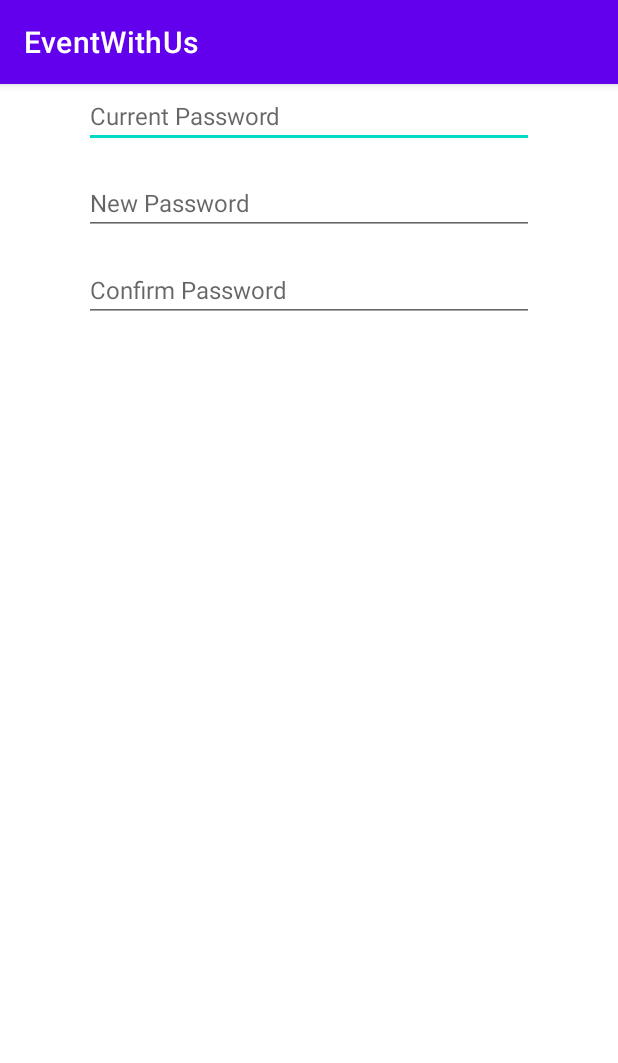
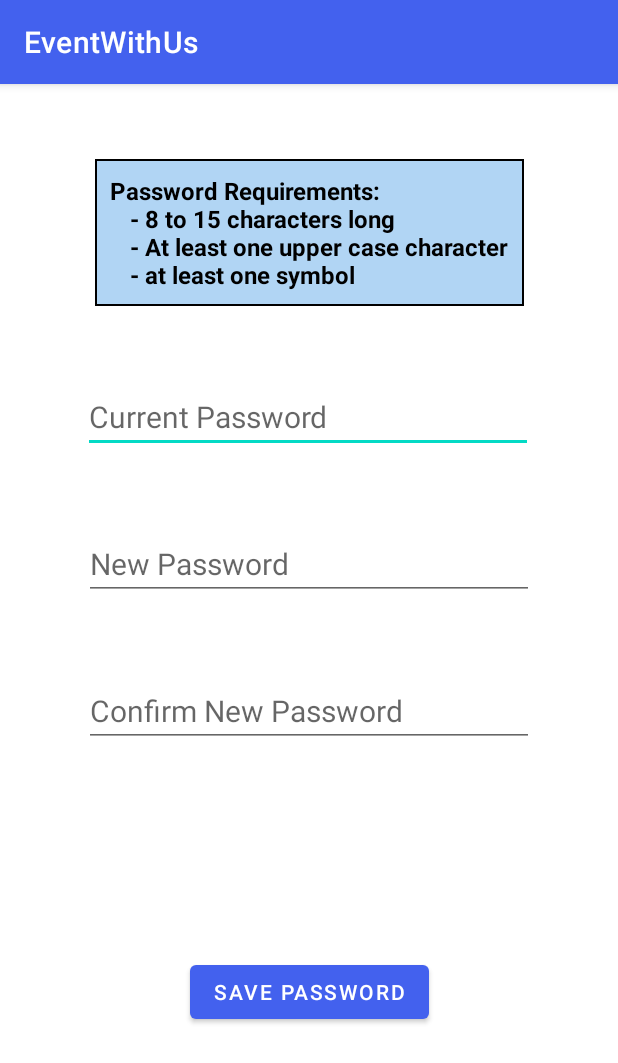
Before and after one commit to EventWithMe/EventWithMe, an Android app: the PasswordChangeActivity screen opened directly, with no data from a screen before it, on a phone screen of 412 x 824 dp. Shown: the top 1063 px of the screen. Run offline under Robolectric (Android 15) with nearby library versions, the phone set to English and light mode, and no system bars; network calls fail.

Commit message:
coded more of edit profile and password change

```diff
--- a/app/src/main/java/com/example/eventwithus/EventDetailActivity.java
+++ b/app/src/main/java/com/example/eventwithus/EventDetailActivity.java
@@ -26,6 +26,7 @@ import com.squareup.picasso.Picasso;
 
 import java.util.List;
 
+// TODO: 12/3/2021 on line 101 switch our rsvp for event id
 public class EventDetailActivity extends AppCompatActivity {
 
     public static final String TAG = "EventDetailActivity"; // tag for logging
--- /dev/null
+++ b/app/src/main/res/drawable/bg_password_info.xml
@@ -0,0 +1,5 @@
+<?xml version="1.0" encoding="utf-8"?>
+<shape xmlns:android="http://schemas.android.com/apk/res/android">
+    <solid android:color="#B1D5F4" />
+    <stroke android:width="1dip" android:color="@color/black"/>
+</shape>
--- a/app/src/main/res/layout/activity_password_change.xml
+++ b/app/src/main/res/layout/activity_password_change.xml
@@ -10,23 +10,24 @@
         android:id="@+id/etCurrentPassPE"
         android:layout_width="300dp"
         android:layout_height="wrap_content"
-        android:layout_marginTop="15dp"
+        android:layout_marginTop="50dp"
         android:ems="10"
         android:hint="Current Password"
         android:inputType="textPersonName"
-        android:textSize="16sp"
+        android:textSize="20sp"
         app:layout_constraintEnd_toEndOf="parent"
+        app:layout_constraintHorizontal_bias="0.495"
         app:layout_constraintStart_toStartOf="parent"
-        app:layout_constraintTop_toBottomOf="@+id/etEmailPE" />
+        app:layout_constraintTop_toBottomOf="@+id/tvPassInfo" />
 
     <EditText
         android:id="@+id/etPasswordPE"
         android:layout_width="300dp"
         android:layout_height="wrap_content"
-        android:layout_marginTop="15dp"
+        android:layout_marginTop="50dp"
         android:hint="New Password"
         android:inputType="textPassword"
-        android:textSize="16sp"
+        android:textSize="20sp"
         app:layout_constraintEnd_toEndOf="parent"
         app:layout_constraintStart_toStartOf="parent"
         app:layout_constraintTop_toBottomOf="@+id/etCurrentPassPE" />
@@ -35,12 +36,37 @@
         android:id="@+id/etConfirmPasswordPE"
         android:layout_width="300dp"
         android:layout_height="wrap_content"
-        android:layout_marginTop="15dp"
+        android:layout_marginTop="50dp"
         android:ems="10"
-        android:hint="Confirm Password"
+        android:hint="Confirm New Password"
         android:inputType="textPassword"
-        android:textSize="16sp"
+        android:textSize="20sp"
         app:layout_constraintEnd_toEndOf="parent"
         app:layout_constraintStart_toStartOf="parent"
         app:layout_constraintTop_toBottomOf="@+id/etPasswordPE" />
+
+    <TextView
+        android:id="@+id/tvPassInfo"
+        android:layout_width="wrap_content"
+        android:layout_height="wrap_content"
+        android:layout_marginTop="50dp"
+        android:background="@drawable/bg_password_info"
+        android:padding="10dp"
+        android:text="@string/password_info"
+        android:textColor="#000000"
+        android:textSize="16sp"
+        android:textStyle="bold"
+        app:layout_constraintEnd_toEndOf="parent"
+        app:layout_constraintStart_toStartOf="parent"
+        app:layout_constraintTop_toTopOf="parent" />
+
+    <Button
+        android:id="@+id/btnSavePassword"
+        android:layout_width="wrap_content"
+        android:layout_height="wrap_content"
+        android:text="Save Password"
+        app:layout_constraintBottom_toBottomOf="parent"
+        app:layout_constraintEnd_toEndOf="parent"
+        app:layout_constraintStart_toStartOf="parent"
+        app:layout_constraintTop_toBottomOf="@+id/etConfirmPasswordPE" />
 </androidx.constraintlayout.widget.ConstraintLayout>
--- a/app/src/main/res/layout/fragment_profile.xml
+++ b/app/src/main/res/layout/fragment_profile.xml
@@ -71,7 +71,7 @@
         app:layout_constraintTop_toBottomOf="@+id/tvEmailP" />
 
     <Button
-        android:id="@+id/button2"
+        android:id="@+id/btnEditPassword"
         android:layout_width="wrap_content"
         android:layout_height="wrap_content"
         android:layout_margin="20dp"
@@ -88,6 +88,6 @@
         android:text="Logout"
         app:layout_constraintEnd_toEndOf="parent"
         app:layout_constraintStart_toStartOf="parent"
-        app:layout_constraintTop_toBottomOf="@+id/button2" />
+        app:layout_constraintTop_toBottomOf="@+id/btnEditPassword" />
 
 </androidx.constraintlayout.widget.ConstraintLayout>
--- a/app/src/main/res/values/colors.xml
+++ b/app/src/main/res/values/colors.xml
@@ -1,8 +1,8 @@
 <?xml version="1.0" encoding="utf-8"?>
 <resources>
-    <color name="purple_200">#FFBB86FC</color>
-    <color name="purple_500">#FF6200EE</color>
-    <color name="purple_700">#FF3700B3</color>
+    <color name="purple_200">#4895ef</color>
+    <color name="purple_500">#4361ee</color>
+    <color name="purple_700">#3f37c9</color>
     <color name="teal_200">#FF03DAC5</color>
     <color name="teal_700">#FF018786</color>
     <color name="black">#FF000000</color>
--- a/app/src/main/res/values/strings.xml
+++ b/app/src/main/res/values/strings.xml
@@ -31,4 +31,5 @@
     <string name="profile_email">Email:</string>
     <string name="profile_password">Password: **********</string>
     <string name="pick_image_intent_text">Camera or gallery?</string>
+    <string name="password_info">Password Requirements:\n\t- 8 to 15 characters long\n\t- At least one upper case character\n\t- at least one symbol</string>
 </resources>
```
Also changed, not shown: app/src/main/java/com/example/eventwithus/EditProfileActivity.java (+41 -13 lines), app/src/main/java/com/example/eventwithus/fragments/ProfileFragment.java (+55 -8 lines).
